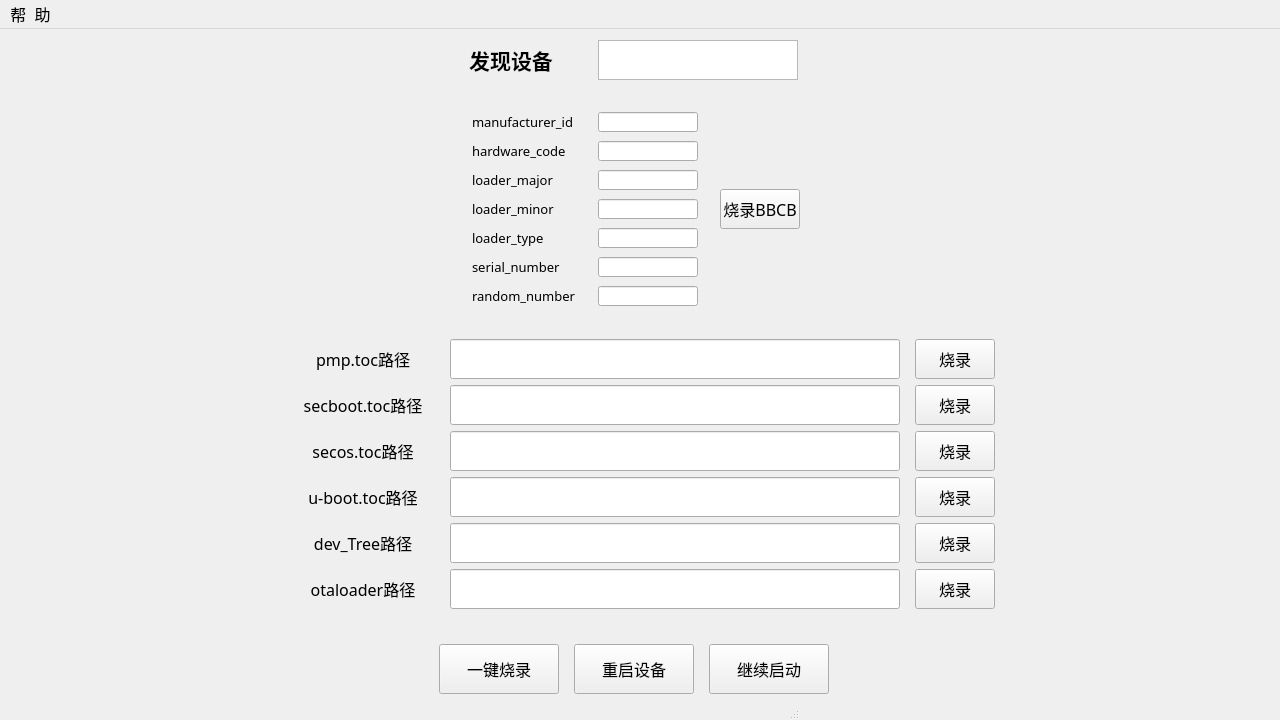
First picture: the form in fastboot.ui, repository rubin0513/PyQt5Fastboot, before the edit.
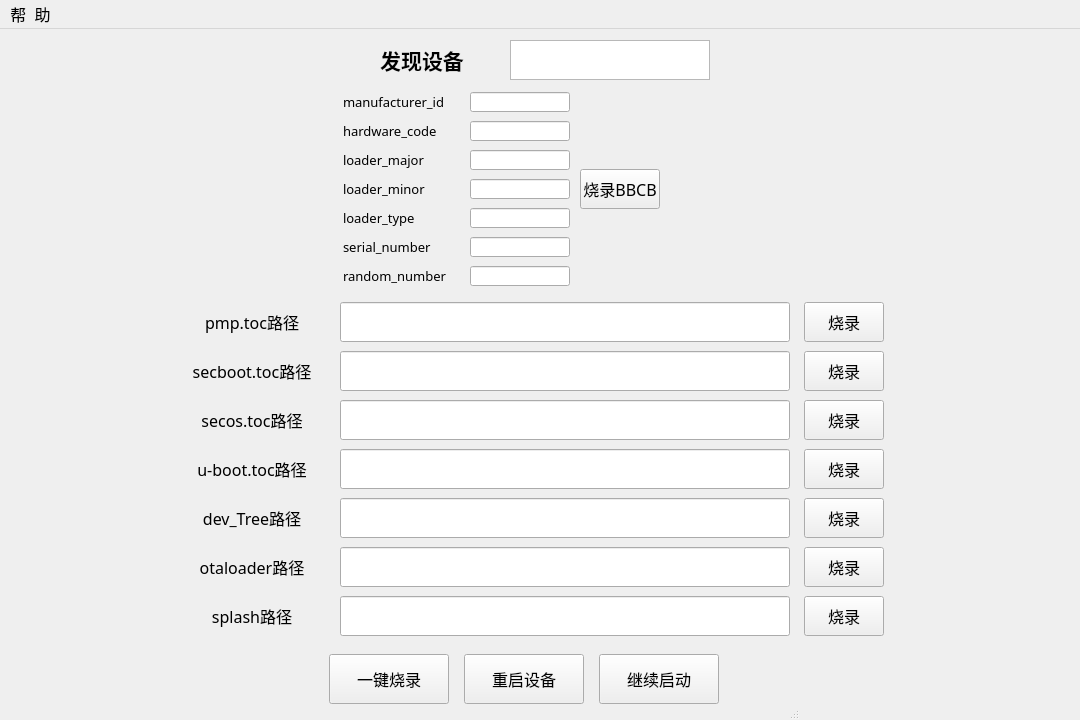
Second picture: the form after the edit. Icons and pictures are not drawn.

Patch:
```diff
--- a/fastboot.ui
+++ b/fastboot.ui
@@ -6,19 +6,19 @@
    <rect>
     <x>0</x>
     <y>0</y>
-    <width>1280</width>
+    <width>1080</width>
     <height>720</height>
    </rect>
   </property>
   <property name="minimumSize">
    <size>
-    <width>1280</width>
+    <width>1080</width>
     <height>720</height>
    </size>
   </property>
   <property name="maximumSize">
    <size>
-    <width>1280</width>
+    <width>1080</width>
     <height>720</height>
    </size>
   </property>
@@ -52,9 +52,9 @@
    <widget class="QWidget" name="layoutWidget">
     <property name="geometry">
      <rect>
-      <x>430</x>
+      <x>340</x>
       <y>10</y>
-      <width>368</width>
+      <width>370</width>
       <height>42</height>
      </rect>
     </property>
@@ -114,8 +114,8 @@
    <widget class="QWidget" name="layoutWidget">
     <property name="geometry">
      <rect>
-      <x>430</x>
-      <y>610</y>
+      <x>320</x>
+      <y>620</y>
       <width>411</width>
       <height>61</height>
      </rect>
@@ -204,8 +204,8 @@
    <widget class="QPushButton" name="button_flash_bbcb">
     <property name="geometry">
      <rect>
-      <x>720</x>
-      <y>160</y>
+      <x>580</x>
+      <y>140</y>
       <width>80</width>
       <height>40</height>
      </rect>
@@ -235,10 +235,10 @@
    <widget class="QWidget" name="layoutWidget">
     <property name="geometry">
      <rect>
-      <x>470</x>
-      <y>80</y>
-      <width>231</width>
-      <height>201</height>
+      <x>340</x>
+      <y>60</y>
+      <width>233</width>
+      <height>204</height>
      </rect>
     </property>
     <layout class="QHBoxLayout" name="horizontalLayout_4">
@@ -591,13 +591,13 @@
      </item>
     </layout>
    </widget>
-   <widget class="QWidget" name="layoutWidget">
+   <widget class="QWidget" name="">
     <property name="geometry">
      <rect>
-      <x>282</x>
-      <y>310</y>
-      <width>717</width>
-      <height>274</height>
+      <x>170</x>
+      <y>270</y>
+      <width>716</width>
+      <height>344</height>
      </rect>
     </property>
     <layout class="QHBoxLayout" name="horizontalLayout">
@@ -801,6 +801,39 @@
          </property>
         </widget>
        </item>
+       <item>
+        <widget class="QLabel" name="label_splash">
+         <property name="minimumSize">
+          <size>
+           <width>160</width>
+           <height>40</height>
+          </size>
+         </property>
+         <property name="maximumSize">
+          <size>
+           <width>160</width>
+           <height>40</height>
+          </size>
+         </property>
+         <property name="font">
+          <font>
+           <family>微软雅黑 Light</family>
+           <pointsize>12</pointsize>
+           <weight>50</weight>
+           <bold>false</bold>
+          </font>
+         </property>
+         <property name="text">
+          <string>splash路径</string>
+         </property>
+         <property name="alignment">
+          <set>Qt::AlignCenter</set>
+         </property>
+         <property name="wordWrap">
+          <bool>false</bool>
+         </property>
+        </widget>
+       </item>
       </layout>
      </item>
      <item>
@@ -934,12 +967,33 @@
          </property>
         </widget>
        </item>
+       <item>
+        <widget class="QLineEdit" name="lineEdit_splash">
+         <property name="minimumSize">
+          <size>
+           <width>450</width>
+           <height>40</height>
+          </size>
+         </property>
+         <property name="maximumSize">
+          <size>
+           <width>450</width>
+           <height>40</height>
+          </size>
+         </property>
+         <property name="font">
+          <font>
+           <pointsize>12</pointsize>
+          </font>
+         </property>
+        </widget>
+       </item>
       </layout>
      </item>
      <item>
       <layout class="QVBoxLayout" name="verticalLayout">
        <property name="leftMargin">
-        <number>8</number>
+        <number>6</number>
        </property>
        <item>
         <widget class="QPushButton" name="button_burn_pmp">
@@ -1091,6 +1145,31 @@
          </property>
         </widget>
        </item>
+       <item>
+        <widget class="QPushButton" name="button_burn_splash">
+         <property name="minimumSize">
+          <size>
+           <width>80</width>
+           <height>40</height>
+          </size>
+         </property>
+         <property name="maximumSize">
+          <size>
+           <width>80</width>
+           <height>40</height>
+          </size>
+         </property>
+         <property name="font">
+          <font>
+           <family>微软雅黑 Light</family>
+           <pointsize>12</pointsize>
+          </font>
+         </property>
+         <property name="text">
+          <string>烧录</string>
+         </property>
+        </widget>
+       </item>
       </layout>
      </item>
     </layout>
@@ -1115,8 +1194,8 @@
     <rect>
      <x>0</x>
      <y>0</y>
-     <width>1280</width>
-     <height>27</height>
+     <width>1080</width>
+     <height>22</height>
     </rect>
    </property>
    <property name="font">
```
Left out of the diff: 8 changed lines with no effect on the pictures.
